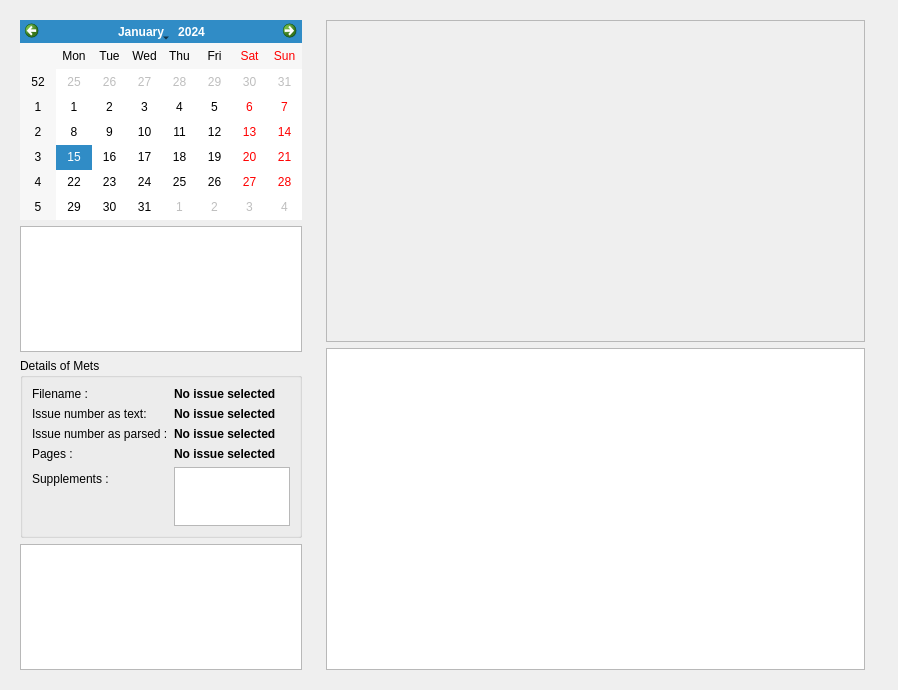
Before: the Qt Designer form namalysator/w_disk.ui in phungthomas/Namalysator, drawn with Qt 5.
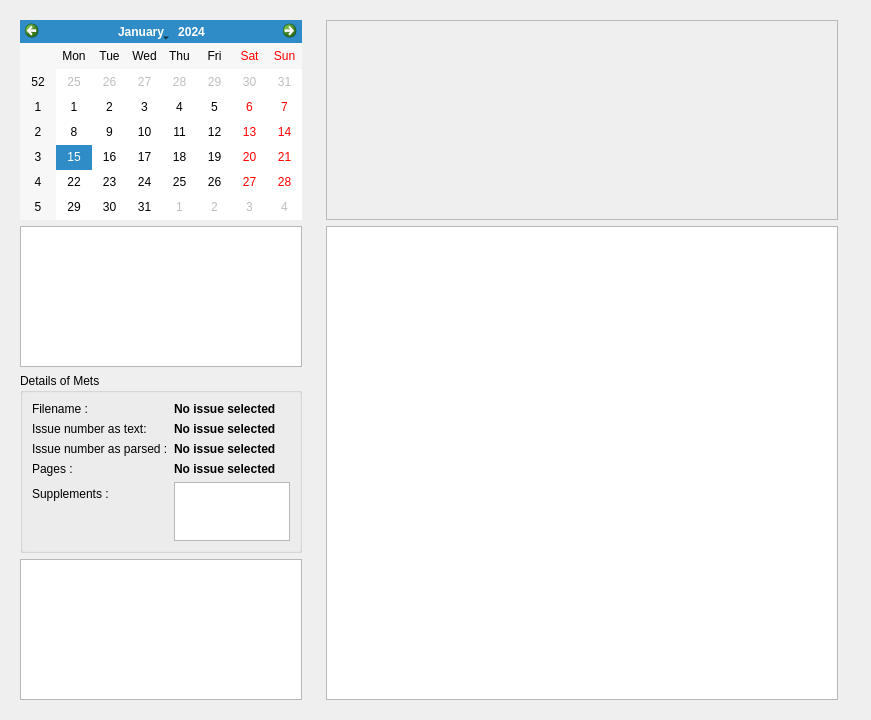
After: the same form once the commit is applied.

Commit message: better layout

```diff
--- a/namalysator/w_disk.ui
+++ b/namalysator/w_disk.ui
@@ -6,8 +6,8 @@
    <rect>
     <x>0</x>
     <y>0</y>
-    <width>898</width>
-    <height>690</height>
+    <width>871</width>
+    <height>720</height>
    </rect>
   </property>
   <property name="font">
@@ -248,6 +248,24 @@
      <layout class="QVBoxLayout" name="verticalLayout_3">
       <item>
        <widget class="QScrollArea" name="scrollAreaHeader">
+        <property name="sizePolicy">
+         <sizepolicy hsizetype="Preferred" vsizetype="Maximum">
+          <horstretch>0</horstretch>
+          <verstretch>0</verstretch>
+         </sizepolicy>
+        </property>
+        <property name="minimumSize">
+         <size>
+          <width>0</width>
+          <height>200</height>
+         </size>
+        </property>
+        <property name="maximumSize">
+         <size>
+          <width>16000</width>
+          <height>16000</height>
+         </size>
+        </property>
         <property name="baseSize">
          <size>
           <width>1000</width>
@@ -262,15 +280,22 @@
           <rect>
            <x>0</x>
            <y>0</y>
-           <width>543</width>
-           <height>322</height>
+           <width>516</width>
+           <height>198</height>
           </rect>
          </property>
         </widget>
        </widget>
       </item>
       <item>
-       <widget class="QTreeView" name="treeViewMets"/>
+       <widget class="QTreeView" name="treeViewMets">
+        <property name="sizePolicy">
+         <sizepolicy hsizetype="Expanding" vsizetype="Expanding">
+          <horstretch>0</horstretch>
+          <verstretch>0</verstretch>
+         </sizepolicy>
+        </property>
+       </widget>
       </item>
      </layout>
     </widget>
```
